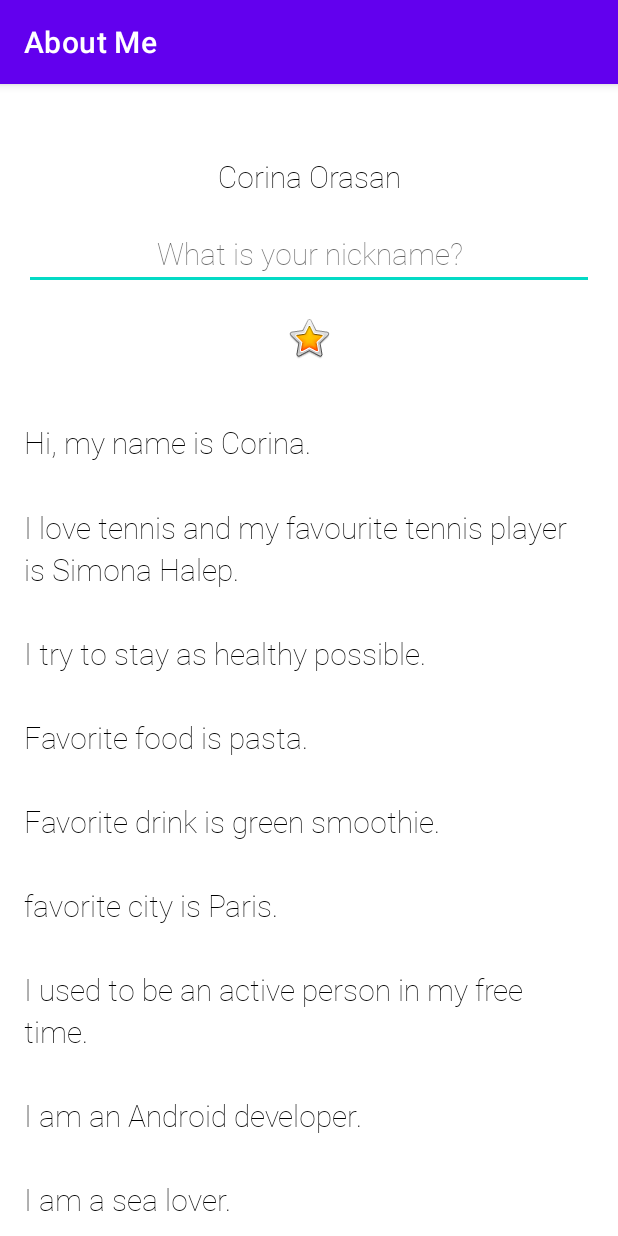
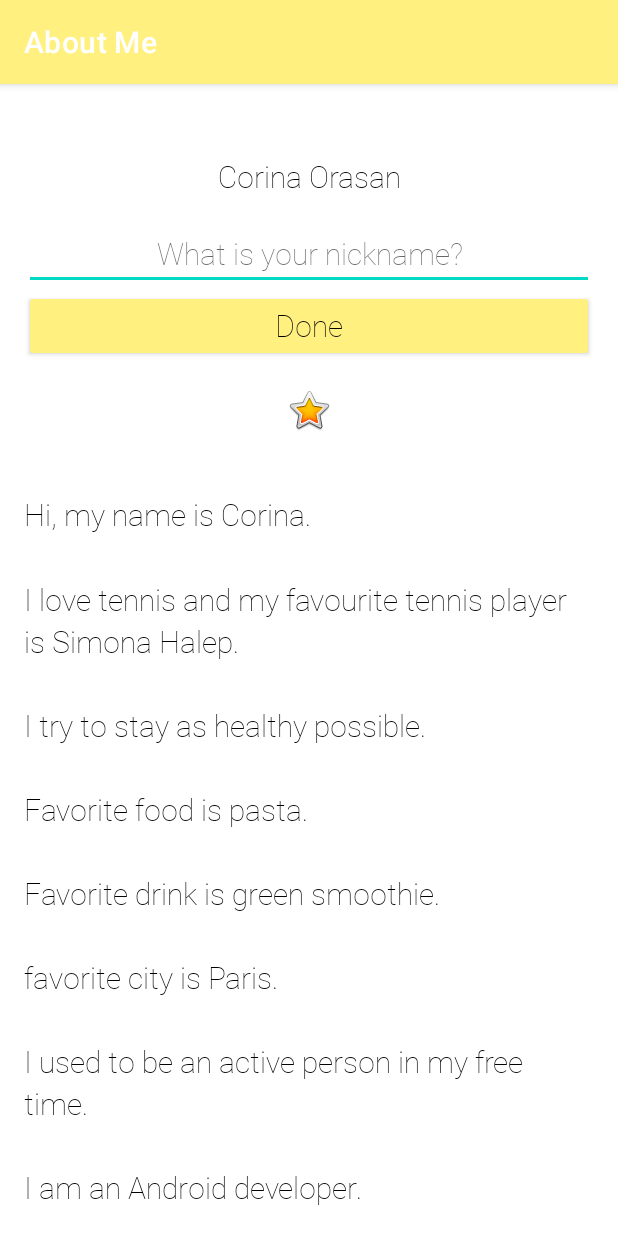
Before and after one commit to corinaorasan/AboutMe, an Android app: the screen it shows after launch (MainActivity), on a phone screen of 412 x 824 dp. Run offline under Robolectric (Android 15) with nearby library versions, the phone set to English and light mode, and no system bars; Roboto replaces fonts that are not available here.

Commit message:
Add a hidden TextView to show nickname and a done button with a click handler.

```diff
--- a/app/src/main/java/com/example/aboutme/MainActivity.kt
+++ b/app/src/main/java/com/example/aboutme/MainActivity.kt
@@ -1,11 +1,32 @@
 package com.example.aboutme
 
+import android.content.Context
 import androidx.appcompat.app.AppCompatActivity
 import android.os.Bundle
+import android.view.View
+import android.view.inputmethod.InputMethodManager
+import android.widget.Button
+import android.widget.TextView
 
 class MainActivity : AppCompatActivity() {
     override fun onCreate(savedInstanceState: Bundle?) {
         super.onCreate(savedInstanceState)
         setContentView(R.layout.activity_main)
+
+        findViewById<Button>(R.id.done_button).setOnClickListener{
+            addNickName(it)
+        }
+    }
+
+    private fun addNickName(view: View){
+        val editText= findViewById<TextView>(R.id.nickname_edit)
+        val nicknameTextView= findViewById<TextView>(R.id.nickname_text)
+        nicknameTextView.text=editText.text
+        editText.visibility=View.GONE
+        view.visibility=View.GONE
+        nicknameTextView.visibility=View.VISIBLE
+        // Hide the keyboard.
+        val imm = getSystemService(Context.INPUT_METHOD_SERVICE) as InputMethodManager
+        imm.hideSoftInputFromWindow(view.windowToken, 0)
     }
 }
--- a/app/src/main/res/layout/activity_main.xml
+++ b/app/src/main/res/layout/activity_main.xml
@@ -23,9 +23,30 @@
         android:layout_width="match_parent"
         android:layout_height="wrap_content"
         android:ems="10"
+        android:gravity="center"
         android:hint="@string/what_is_your_nickname"
         android:inputType="textPersonName"
-        android:textAlignment="center" />
+        android:textAlignment="center"
+        android:textAppearance="@style/TextAppearance.AppCompat.Display2" />
+
+    <Button
+        android:id="@+id/done_button"
+        style="@style/Widget.AppCompat.Button.Colored"
+        android:layout_width="match_parent"
+        android:layout_height="wrap_content"
+        android:layout_gravity="center_horizontal"
+        android:fontFamily="@font/roboto"
+        android:text="@string/done"
+        android:textAppearance="@style/NameStyle"
+        android:textColor="@color/black" />
+
+    <TextView
+        android:id="@+id/nickname_text"
+        style="@style/NameStyle"
+        android:layout_width="match_parent"
+        android:layout_height="wrap_content"
+        android:textAlignment="center"
+        android:visibility="gone" />
 
     <ImageView
         android:id="@+id/star_image"
--- a/app/src/main/res/values/colors.xml
+++ b/app/src/main/res/values/colors.xml
@@ -1,7 +1,7 @@
 <?xml version="1.0" encoding="utf-8"?>
 <resources>
-    <color name="purple_200">#FFBB86FC</color>
-    <color name="purple_500">#FF6200EE</color>
+    <color name="purple_200">#FFBB860C</color>
+    <color name="yellow">#FFF080</color>
     <color name="purple_700">#FF3700B3</color>
     <color name="teal_200">#FF03DAC5</color>
     <color name="teal_700">#FF018786</color>
--- a/app/src/main/res/values/strings.xml
+++ b/app/src/main/res/values/strings.xml
@@ -21,4 +21,5 @@
         \n\nI am a sea lover.
     </string>
     <string name="what_is_your_nickname">What is your nickname?</string>
+    <string name="done">Done</string>
 </resources>
--- a/app/src/main/res/values/themes.xml
+++ b/app/src/main/res/values/themes.xml
@@ -2,7 +2,7 @@
     <!-- Base application theme. -->
     <style name="Theme.AboutMe" parent="Theme.MaterialComponents.DayNight.DarkActionBar">
         <!-- Primary brand color. -->
-        <item name="colorPrimary">@color/purple_500</item>
+        <item name="colorPrimary">@color/yellow</item>
         <item name="colorPrimaryVariant">@color/purple_700</item>
         <item name="colorOnPrimary">@color/white</item>
         <!-- Secondary brand color. -->
```
